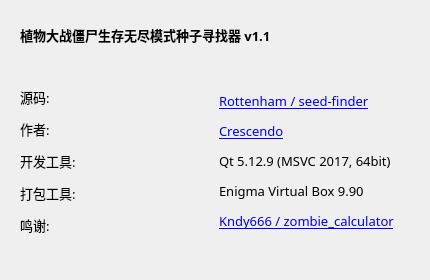
Before: the Qt Designer form about.ui in Rottenham/seed-finder-qt, drawn with Qt 5.
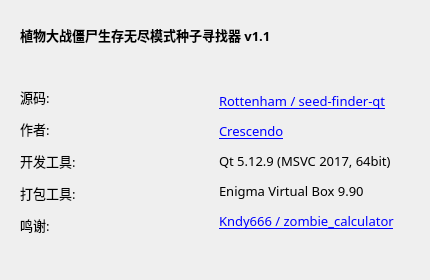
After: the same form once the commit is applied.

```diff
--- a/about.ui
+++ b/about.ui
@@ -93,7 +93,7 @@
     <item>
      <widget class="QLabel" name="col2">
       <property name="text">
-       <string>&lt;html&gt;&lt;head/&gt;&lt;body&gt;&lt;p&gt;&lt;a href=&quot;https://github.com/Rottenham/seed-finder&quot;&gt;&lt;span style=&quot; text-decoration: underline; color:#0000ff;&quot;&gt;Rottenham / seed-finder&lt;/span&gt;&lt;/a&gt;&lt;/p&gt;&lt;p&gt;&lt;a href=&quot;https://space.bilibili.com/8252252&quot;&gt;&lt;span style=&quot; text-decoration: underline; color:#0000ff;&quot;&gt;Crescendo&lt;/span&gt;&lt;/a&gt;&lt;/p&gt;&lt;p&gt;Qt 5.12.9 (MSVC 2017, 64bit)&lt;/p&gt;&lt;p&gt;Enigma Virtual Box 9.90&lt;/p&gt;&lt;p&gt;&lt;a href=&quot;https://github.com/Kndy666/zombie_calculator&quot;&gt;&lt;span style=&quot; text-decoration: underline; color:#0000ff;&quot;&gt;Kndy666 / zombie_calculator&lt;/span&gt;&lt;/a&gt;&lt;/p&gt;&lt;/body&gt;&lt;/html&gt;</string>
+       <string>&lt;html&gt;&lt;head/&gt;&lt;body&gt;&lt;p&gt;&lt;a href=&quot;https://github.com/Rottenham/seed-finder-qt&quot;&gt;&lt;span style=&quot; text-decoration: underline; color:#0000ff;&quot;&gt;Rottenham / seed-finder-qt&lt;/span&gt;&lt;/a&gt;&lt;/p&gt;&lt;p&gt;&lt;a href=&quot;https://space.bilibili.com/8252252&quot;&gt;&lt;span style=&quot; text-decoration: underline; color:#0000ff;&quot;&gt;Crescendo&lt;/span&gt;&lt;/a&gt;&lt;/p&gt;&lt;p&gt;Qt 5.12.9 (MSVC 2017, 64bit)&lt;/p&gt;&lt;p&gt;Enigma Virtual Box 9.90&lt;/p&gt;&lt;p&gt;&lt;a href=&quot;https://github.com/Kndy666/zombie_calculator&quot;&gt;&lt;span style=&quot; text-decoration: underline; color:#0000ff;&quot;&gt;Kndy666 / zombie_calculator&lt;/span&gt;&lt;/a&gt;&lt;/p&gt;&lt;/body&gt;&lt;/html&gt;</string>
       </property>
       <property name="textFormat">
        <enum>Qt::RichText</enum>
```
